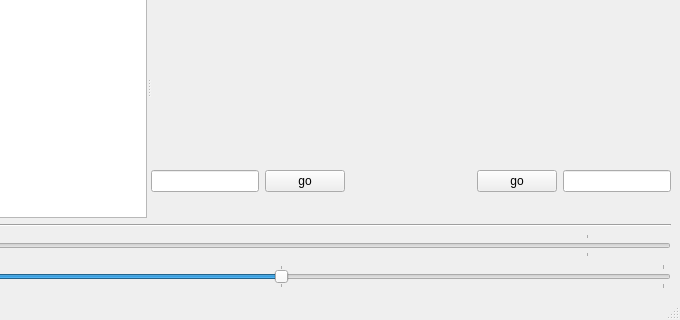
nextghost/dvbcut-qt4, file src/dvbcutbase.ui: the form before one commit; both pictures show x 118 to 798 and y 101 to 421 of the 798 by 421 pixel window.
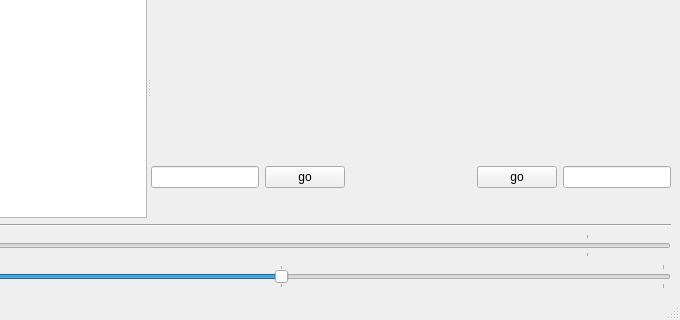
The form after the commit. Icons and pictures are not drawn.

```diff
--- a/src/dvbcutbase.ui
+++ b/src/dvbcutbase.ui
@@ -128,6 +128,13 @@
           </item>
           <item>
            <widget class="QLabel" name="picinfolabel">
+            <property name="font">
+             <font>
+              <family>Monospace</family>
+              <pointsize>10</pointsize>
+              <italic>false</italic>
+             </font>
+            </property>
             <property name="text">
              <string/>
             </property>
@@ -169,6 +176,12 @@
          <layout class="QHBoxLayout" name="horizontalLayout_2">
           <item>
            <widget class="QLabel" name="pictimelabel">
+            <property name="font">
+             <font>
+              <family>Monospace</family>
+              <pointsize>16</pointsize>
+             </font>
+            </property>
             <property name="text">
              <string/>
             </property>
@@ -189,6 +202,12 @@
           </item>
           <item>
            <widget class="QLabel" name="picinfolabel2">
+            <property name="font">
+             <font>
+              <family>Monospace</family>
+              <pointsize>10</pointsize>
+             </font>
+            </property>
             <property name="text">
              <string/>
             </property>
@@ -209,6 +228,12 @@
           </item>
           <item>
            <widget class="QLabel" name="pictimelabel2">
+            <property name="font">
+             <font>
+              <family>Monospace</family>
+              <pointsize>16</pointsize>
+             </font>
+            </property>
             <property name="text">
              <string/>
             </property>
```
